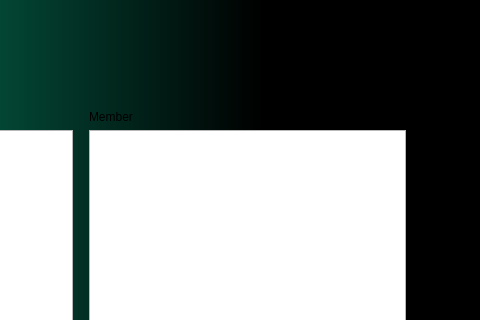
Before: the Qt Designer form viewaccounts.ui in shashwatkhadka/BillX, drawn with Qt 5; both pictures show x 320 to 800 and y 0 to 320 of the 800 by 600 pixel window.
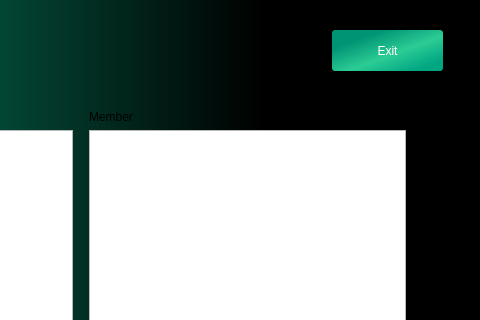
After: the same form once the commit is applied.

```diff
--- a/viewaccounts.ui
+++ b/viewaccounts.ui
@@ -91,6 +91,26 @@
      </item>
     </layout>
    </widget>
+   <widget class="QPushButton" name="pushButton">
+    <property name="geometry">
+     <rect>
+      <x>652</x>
+      <y>30</y>
+      <width>111</width>
+      <height>41</height>
+     </rect>
+    </property>
+    <property name="styleSheet">
+     <string notr="true">background-color: qlineargradient(spread:pad, x1:0, y1:0, x2:1, y2:1, stop:0.232955 rgba(0, 148, 116, 255), stop:0.568182 rgba(44, 204, 149, 255), stop:0.875 rgba(0, 168, 132, 251));
+font: 700 10pt &quot;Segoe UI&quot;;
+color: rgb(255, 255, 255);
+border: 1px;
+border-radius: 3px;</string>
+    </property>
+    <property name="text">
+     <string>Exit</string>
+    </property>
+   </widget>
   </widget>
  </widget>
  <resources/>
```
